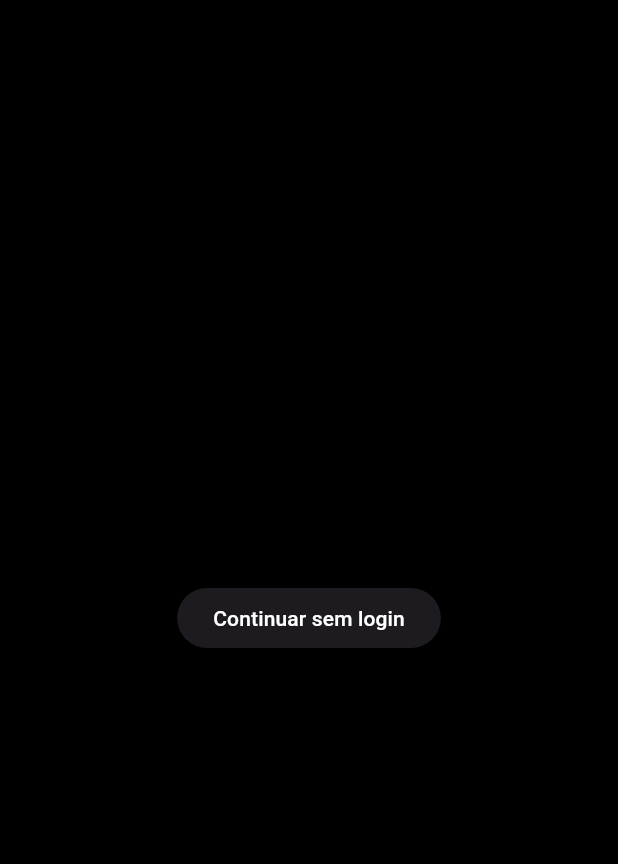
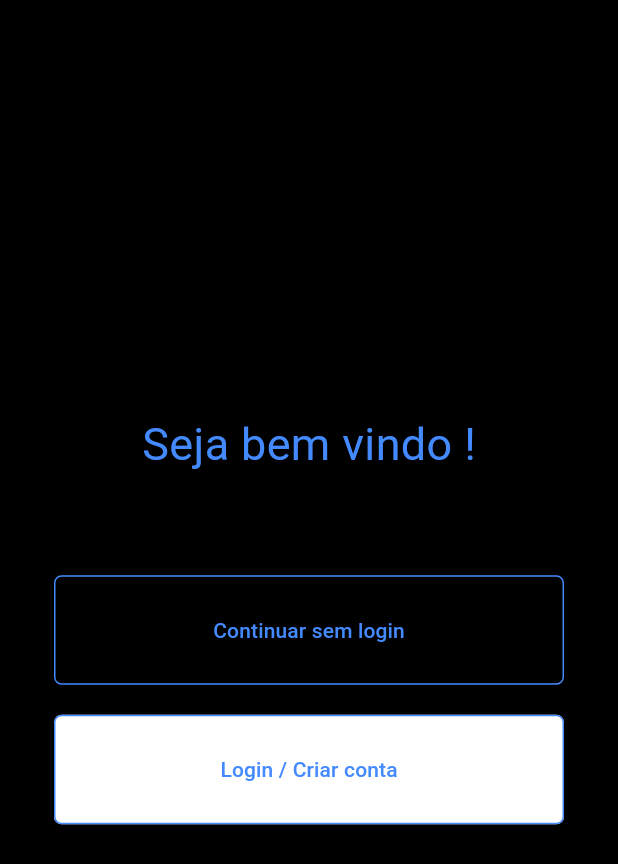
Before and after one commit to victor-nadalini/Routina, a Flutter app: the screen it shows after launch, on a phone screen of 412 x 824 dp. Shown: the top 864 px of the screen. Run offline on Flutter 3.47's test engine with Material 3 defaults, Android fonts, the phone set to English and light mode, and no system bars; our stand-ins replace logger.

Commit message:
adicionei duas telas novas sendo elas a de escolha se o usuario quer logar nela basicamente o usuario tem a escolha de usar o app sem login (armazenando informações no celular) ou fazer o login / cadastro (onde as informações ficaram salvas no servidor), ambas as telas ainda estão em desenvolvimento.

```diff
--- a/lib/controllers/task_controller.dart
+++ b/lib/controllers/task_controller.dart
@@ -36,6 +36,11 @@ class TaskController {
     }
   }
 
+  // ignore: non_constant_identifier_names
+  void SaveTasks () {
+
+  }
+
   Map<String, List<Task>> getTarefasSeparadas() {
   return {
     'ativas': tarefasAtivas,
--- a/lib/main.dart
+++ b/lib/main.dart
@@ -2,6 +2,7 @@ import 'package:flutter/material.dart';
 import 'screens/home_screen.dart';
 import 'screens/splash_screen.dart';
 import 'screens/change_login.dart';
+import 'screens/login.dart';
 
 
 void main() {
@@ -22,6 +23,7 @@ class MyApp extends StatelessWidget {
       routes: {
         '/': (context) => const SplashScreen(),
         '/change': (context) => changeLogin(),
+        '/Login': (context) => Login(),
         '/kanban': (context) => HomeScreen()
       }
 
--- a/lib/screens/change_login.dart
+++ b/lib/screens/change_login.dart
@@ -14,15 +14,59 @@ class _changeLogin extends State<changeLogin> {
   Widget build(BuildContext context) {
     return Scaffold(
       backgroundColor: Colors.black,
-      body: Center(
-        child: ElevatedButton(
-          onPressed: () => setState(() {
-            logger.d("botão teste");
-          }),
-        child: Text(
-          "Continuar sem login",
-          style: TextStyle(color: Colors.white),
-          )),
+      body: Column(
+        mainAxisAlignment: MainAxisAlignment.center,
+        children: [
+          Align(
+            alignment: Alignment.topCenter,
+            child: Text(
+              "Seja bem vindo !",
+              style: TextStyle(color: Colors.blueAccent, fontSize: 30),
+            ),
+          ),
+          SizedBox(height: 66),
+          ElevatedButton(
+            onPressed:
+                () => setState(() {
+                  Navigator.pushReplacementNamed(context, '/kanban');
+                  logger.d("teste botão continuar sem login");
+                }),
+            style: ElevatedButton.styleFrom(
+              minimumSize: Size(340, 73),
+              backgroundColor: Colors.black,
+              shape: RoundedRectangleBorder(
+                borderRadius: BorderRadius.circular(5),
+                side: BorderSide(color: Colors.blueAccent),
+              ),
+            ),
+            child: Text(
+              "Continuar sem login",
+              style: TextStyle(color: Colors.blueAccent),
+            ),
+          ),
+
+          SizedBox(height: 20),
+
+          ElevatedButton(
+            onPressed:
+                () => setState(() {
+                  Navigator.pushReplacementNamed(context, '/Login');
+                  logger.d("fazer login no app");
+                }),
+            style: ElevatedButton.styleFrom(
+              minimumSize: Size(340, 73),
+              backgroundColor: Colors.white,
+              shape: RoundedRectangleBorder(
+                borderRadius: BorderRadius.circular(5),
+                side: BorderSide(color: Colors.blueAccent),
+              ),
+            ),
+            child: Text(
+              "Login / Criar conta",
+              style: TextStyle(color: Colors.blueAccent),
+            ),
+          ),
+        ],
       ),
     );
   }
```
Also changed, not shown: lib/screens/home_screen.dart (+12 -8 lines), lib/screens/login.dart (added, +93 -0 lines), lib/screens/register.dart (added).
